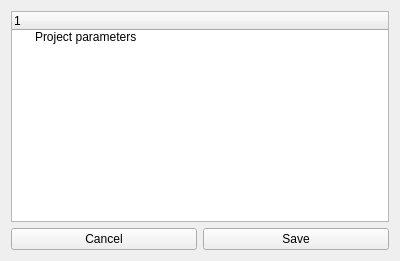
This is gui/ui_files/projectfilepopup.ui in OSUDSL/pydre as Qt 5 draws it before an edit. The edited form follows.
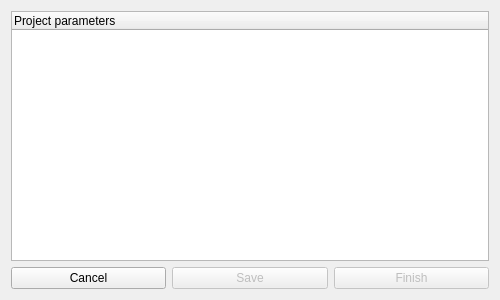
This is the edited form.

Commit message: Added project file viewing capability

```diff
--- a/gui/ui_files/projectfilepopup.ui
+++ b/gui/ui_files/projectfilepopup.ui
@@ -6,8 +6,8 @@
    <rect>
     <x>0</x>
     <y>0</y>
-    <width>400</width>
-    <height>261</height>
+    <width>500</width>
+    <height>300</height>
    </rect>
   </property>
   <property name="windowTitle">
@@ -18,17 +18,9 @@
     <widget class="QTreeWidget" name="pfile_tree">
      <column>
       <property name="text">
-       <string>1</string>
-      </property>
-     </column>
-     <item>
-      <property name="text">
        <string>Project parameters</string>
       </property>
-      <property name="flags">
-       <set>ItemIsSelectable|ItemIsEditable|ItemIsDragEnabled|ItemIsDropEnabled|ItemIsUserCheckable|ItemIsEnabled</set>
-      </property>
-     </item>
+     </column>
     </widget>
    </item>
    <item>
@@ -41,12 +33,25 @@
       </widget>
      </item>
      <item>
-      <widget class="QPushButton" name="pushButton_2">
+      <widget class="QPushButton" name="save_btn">
+       <property name="enabled">
+        <bool>false</bool>
+       </property>
        <property name="text">
         <string>Save</string>
        </property>
       </widget>
      </item>
+     <item>
+      <widget class="QPushButton" name="finish_btn">
+       <property name="enabled">
+        <bool>false</bool>
+       </property>
+       <property name="text">
+        <string>Finish</string>
+       </property>
+      </widget>
+     </item>
     </layout>
    </item>
   </layout>
```
Left out of the diff: 5 changed lines with no effect on the pictures. The commit also changes 2 other files.
